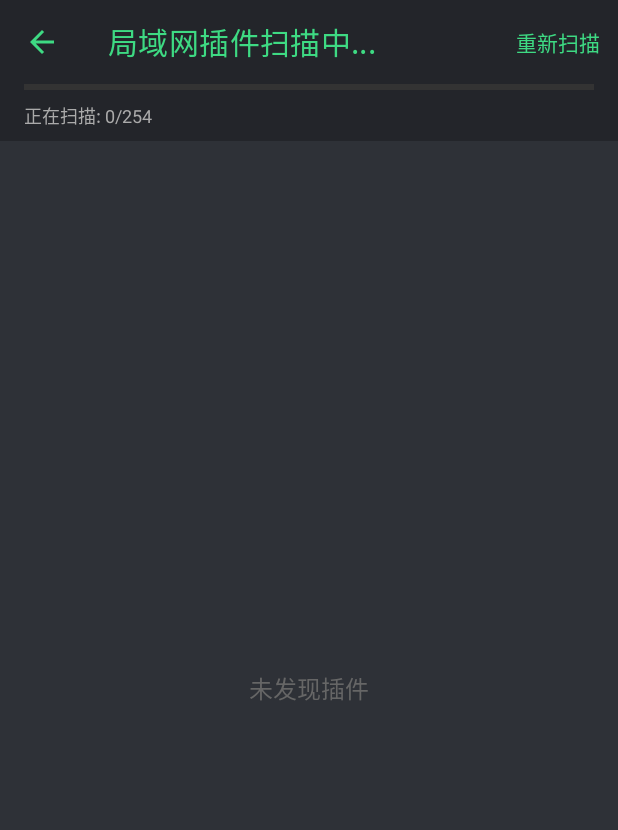
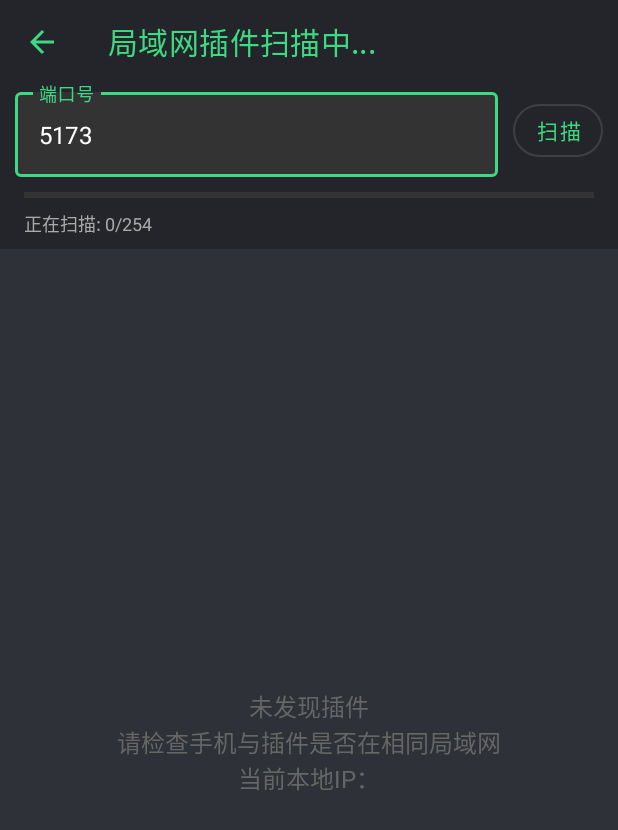
Before and after one commit to ven-coder/assistsx, an Android app: the ScanActivity screen opened directly, with no data from a screen before it, on a phone screen of 412 x 824 dp. Shown: the top 830 px of the screen. Run offline under Robolectric (Android 15) with nearby library versions, the light colour scheme and no system bars; libraries missing offline, so code that uses them is left out: com.blankj.utilcode, com.lzy.okgo; pictures from the network do not load; 4 statements that could not run were skipped.

Commit message:
fix: 修复编译依赖冲突报错问题；优化扫描；扫描增加端口输入

```diff
--- a/app/build.gradle
+++ b/app/build.gradle
@@ -60,9 +60,9 @@ android {
 dependencies {
     implementation fileTree(dir: 'libs', include: ['*.jar'])
     implementation project(":assistsxkit")
-    implementation "com.github.ven-coder:assists-base:3.2.172"
-    implementation "com.github.ven-coder:assists-mp:3.2.172"
-    implementation "com.github.ven-coder:assists-web:0.0.22-SNAPSHOT"
+//    implementation "com.github.ven-coder:assists-base:3.2.172"
+//    implementation "com.github.ven-coder:assists-mp:3.2.172"
+//    implementation "com.github.ven-coder:assists-web:0.0.22-SNAPSHOT"
     implementation "androidx.room:room-runtime:${rootProject.ext.roomVersion}"
     implementation "androidx.room:room-ktx:${rootProject.ext.roomVersion}"
     implementation "com.github.mrmike:ok2curl:${rootProject.ext.ok2curlVersion}"
--- a/app/src/main/res/layout/activity_scan.xml
+++ /dev/null
@@ -1,68 +0,0 @@
-<?xml version="1.0" encoding="utf-8"?>
-<LinearLayout xmlns:android="http://schemas.android.com/apk/res/android"
-    xmlns:app="http://schemas.android.com/apk/res-auto"
-    android:layout_width="match_parent"
-    android:layout_height="match_parent"
-    android:fitsSystemWindows="true"
-    android:orientation="vertical">
-
-    <com.google.android.material.appbar.MaterialToolbar
-        android:id="@+id/toolbar"
-        android:layout_width="match_parent"
-        android:layout_height="?attr/actionBarSize"
-        android:background="#23252A"
-        app:title="扫描局域网"
-        app:titleTextColor="@color/colorPrimary" />
-
-    <!-- 扫描进度指示器 -->
-    <LinearLayout
-        android:id="@+id/layoutProgress"
-        android:layout_width="match_parent"
-        android:layout_height="wrap_content"
-        android:background="#23252A"
-        android:orientation="vertical"
-        android:visibility="gone">
-
-        <com.google.android.material.progressindicator.LinearProgressIndicator
-            android:id="@+id/progressBar"
-            android:layout_width="match_parent"
-            android:layout_height="wrap_content"
-            android:layout_marginHorizontal="16dp"
-            android:layout_marginBottom="8dp"
-            app:indicatorColor="@color/colorPrimary"
-            app:trackColor="#333333" />
-
-        <TextView
-            android:id="@+id/tvProgress"
-            android:layout_width="match_parent"
-            android:layout_height="wrap_content"
-            android:layout_marginHorizontal="16dp"
-            android:layout_marginBottom="8dp"
-            android:textColor="@android:color/darker_gray"
-            android:textSize="12sp"
-            android:text="正在扫描: 0/254" />
-
-    </LinearLayout>
-
-    <FrameLayout
-        android:layout_width="match_parent"
-        android:layout_height="0dp"
-        android:layout_weight="1">
-
-        <androidx.recyclerview.widget.RecyclerView
-            android:id="@+id/recyclerView"
-            android:layout_width="match_parent"
-            android:layout_height="match_parent" />
-
-        <TextView
-            android:id="@+id/tvEmpty"
-            android:layout_width="match_parent"
-            android:layout_height="match_parent"
-            android:gravity="center"
-            android:text="未发现插件"
-            android:textColor="#666666"
-            android:textSize="16sp"
-            android:visibility="gone" />
-    </FrameLayout>
-
-</LinearLayout>
--- a/assistsxkit/build.gradle
+++ b/assistsxkit/build.gradle
@@ -40,9 +40,9 @@ dependencies {
 //    com.github.ven-coder.Assists:assists-base:v3.2.172
 //    com.github.ven-coder.Assists:assists-opcv:v3.2.172
 //    com.github.ven-coder.Assists:assists-mp:v3.2.172
-    implementation "com.github.ven-coder.Assists:assists-base:v3.2.17"
-    implementation "com.github.ven-coder.Assists:assists-mp:v3.2.17"
-    implementation "com.github.ven-coder.Assists:assists-web:v3.2.172"
+    api "com.github.ven-coder.Assists:assists-base:v3.2.17"
+    api "com.github.ven-coder.Assists:assists-mp:v3.2.17"
+    api "com.github.ven-coder.Assists:assists-web:v3.2.172"
     implementation "androidx.room:room-runtime:${rootProject.ext.roomVersion}"
     implementation "androidx.room:room-ktx:${rootProject.ext.roomVersion}"
     implementation "com.github.mrmike:ok2curl:${rootProject.ext.ok2curlVersion}"
--- a/assistsxkit/src/main/java/com/ven/assistsxkit/ScanActivity.kt
+++ b/assistsxkit/src/main/java/com/ven/assistsxkit/ScanActivity.kt
@@ -3,8 +3,6 @@ package com.ven.assistsxkit
 import android.graphics.drawable.PictureDrawable
 import android.net.wifi.WifiManager
 import android.os.Bundle
-import android.text.SpannableString
-import android.text.style.ForegroundColorSpan
 import android.view.LayoutInflater
 import android.view.Menu
 import android.view.MenuItem
@@ -36,6 +34,8 @@ import java.net.Socket
 import androidx.core.net.toUri
 import java.util.UUID
 import android.content.Intent
+import android.util.Log
+import com.blankj.utilcode.util.KeyboardUtils
 import com.google.android.material.dialog.MaterialAlertDialogBuilder
 import com.ven.assistsxkit.databinding.ItemPluginBinding
 import kotlinx.coroutines.CancellationException
@@ -89,33 +89,23 @@ class ScanActivity : AppCompatActivity() {
             adapter = this@ScanActivity.adapter
         }
 
+        // 设置扫描按钮点击事件
+        viewBind.btnScan.setOnClickListener {
+            KeyboardUtils.hideSoftInput(this)
+            startScan()
+        }
+
         // 启动时自动扫描
         startScan()
     }
 
     override fun onCreateOptionsMenu(menu: Menu): Boolean {
-        // 加载菜单资源，添加scan按钮
-        menuInflater.inflate(R.menu.main, menu)
-
-        // 设置菜单项文字颜色
-        for (i in 0 until menu.size()) {
-            val item = menu.getItem(i)
-            val spanString = SpannableString(item.title.toString())
-            spanString.setSpan(ForegroundColorSpan(resources.getColor(R.color.colorPrimary, theme)), 0, spanString.length, 0)
-            item.title = spanString
-        }
-
-        return true
+        // 不显示菜单，因为扫描按钮已经移到端口输入框旁边
+        return false
     }
 
     override fun onOptionsItemSelected(item: MenuItem): Boolean {
         return when (item.itemId) {
-            R.id.action_scan -> {
-                // 点击Toolbar右侧Scan按钮，执行扫描
-                startScan()
-                true
-            }
-
             android.R.id.home -> {
                 // 处理返回按钮点击
                 finish()
@@ -138,6 +128,19 @@ class ScanActivity : AppCompatActivity() {
         // 取消之前的扫描
         scanJob?.cancel()
 
+        // 获取端口号
+        val portText = viewBind.etPort.text.toString()
+        if (portText.isEmpty()) {
+            ToastUtils.showShort("请输入端口号")
+            return
+        }
+
+        val port = portText.toIntOrNull()
+        if (port == null || port <= 0 || port > 65535) {
+            ToastUtils.showShort("请输入有效的端口号 (1-65535)")
+            return
+        }
+
         // 清空结果
         scanResults.clear()
         adapter?.notifyDataSetChanged()
@@ -155,7 +158,6 @@ class ScanActivity : AppCompatActivity() {
 
         scanJob = CoroutineWrapper.launch {
             runCatching {
-                val port = 5173
                 val subnet = getSubnetAddress()
                 val totalIps = 254
                 val scannedCount = AtomicInteger(0)
@@ -224,6 +226,14 @@ class ScanActivity : AppCompatActivity() {
     private fun updateEmptyView() {
         viewBind.tvEmpty.isVisible = scanResults.isEmpty()
         viewBind.recyclerView.isVisible = scanResults.isNotEmpty()
+        CoroutineWrapper.launch {
+            val address = getSubnetAddress()
+            runMain {
+                if (viewBind.tvEmpty.isVisible) {
+                    viewBind.tvEmpty.text = "未发现插件\n\n局域IP：$address\n请检查手机与插件\n是否在相同局域IP以及端口是否一致"
+                }
+            }
+        }
     }
 
     private fun getSubnetAddress(): String {
--- a/assistsxkit/src/main/res/layout/activity_scan.xml
+++ b/assistsxkit/src/main/res/layout/activity_scan.xml
@@ -13,6 +13,57 @@
         android:background="#23252A"
         app:title="扫描局域网"
         app:titleTextColor="@color/colorPrimary" />
+
+    <!-- 端口输入区域 -->
+    <LinearLayout
+        android:layout_width="match_parent"
+        android:layout_height="wrap_content"
+        android:background="#23252A"
+        android:gravity="center_vertical"
+        android:orientation="horizontal"
+        android:paddingHorizontal="10dp"
+        android:paddingBottom="10dp">
+
+        <com.google.android.material.textfield.TextInputLayout
+            style="@style/Widget.MaterialComponents.TextInputLayout.OutlinedBox"
+            android:layout_width="0dp"
+            android:layout_height="wrap_content"
+            android:layout_marginEnd="10dp"
+            android:layout_weight="1"
+            app:boxBackgroundColor="#333333"
+            app:boxStrokeColor="@color/colorPrimary"
+            app:hintTextColor="@color/colorPrimary">
+
+            <com.google.android.material.textfield.TextInputEditText
+                android:id="@+id/etPort"
+                android:layout_width="match_parent"
+                android:layout_height="wrap_content"
+                android:hint="端口号"
+                android:inputType="number"
+                android:maxLength="5"
+                android:text="5173"
+                android:textColor="@android:color/white" />
+
+        </com.google.android.material.textfield.TextInputLayout>
+
+        <com.google.android.material.button.MaterialButton
+            android:id="@+id/btnScan"
+            style="@style/Widget.MaterialComponents.Button.OutlinedButton"
+            android:layout_width="60dp"
+            android:layout_height="35dp"
+            android:insetLeft="0dp"
+            android:insetTop="0dp"
+            android:insetRight="0dp"
+            android:insetBottom="0dp"
+            android:padding="0dp"
+            android:text="扫描"
+            app:cornerRadius="50dp"
+            app:iconTint="#3EDA83"
+            app:layout_constraintBottom_toBottomOf="parent"
+            app:layout_constraintEnd_toEndOf="parent"
+            app:layout_constraintTop_toTopOf="parent" />
+
+    </LinearLayout>
 
     <!-- 扫描进度指示器 -->
     <LinearLayout
@@ -38,9 +89,9 @@
             android:layout_height="wrap_content"
             android:layout_marginHorizontal="16dp"
             android:layout_marginBottom="8dp"
+            android:text="正在扫描: 0/254"
             android:textColor="@android:color/darker_gray"
-            android:textSize="12sp"
-            android:text="正在扫描: 0/254" />
+            android:textSize="12sp" />
 
     </LinearLayout>
 
@@ -59,7 +110,7 @@
             android:layout_width="match_parent"
             android:layout_height="match_parent"
             android:gravity="center"
-            android:text="未发现插件"
+            android:text="未发现插件\n请检查手机与插件是否在相同局域网\n当前本地IP："
             android:textColor="#666666"
             android:textSize="16sp"
             android:visibility="gone" />
```
